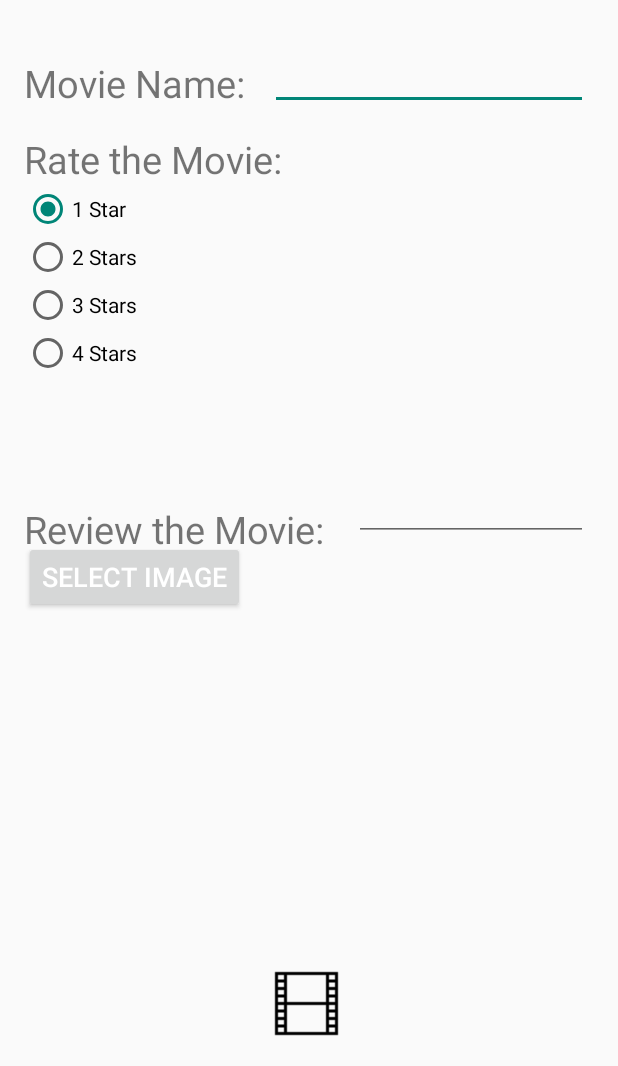
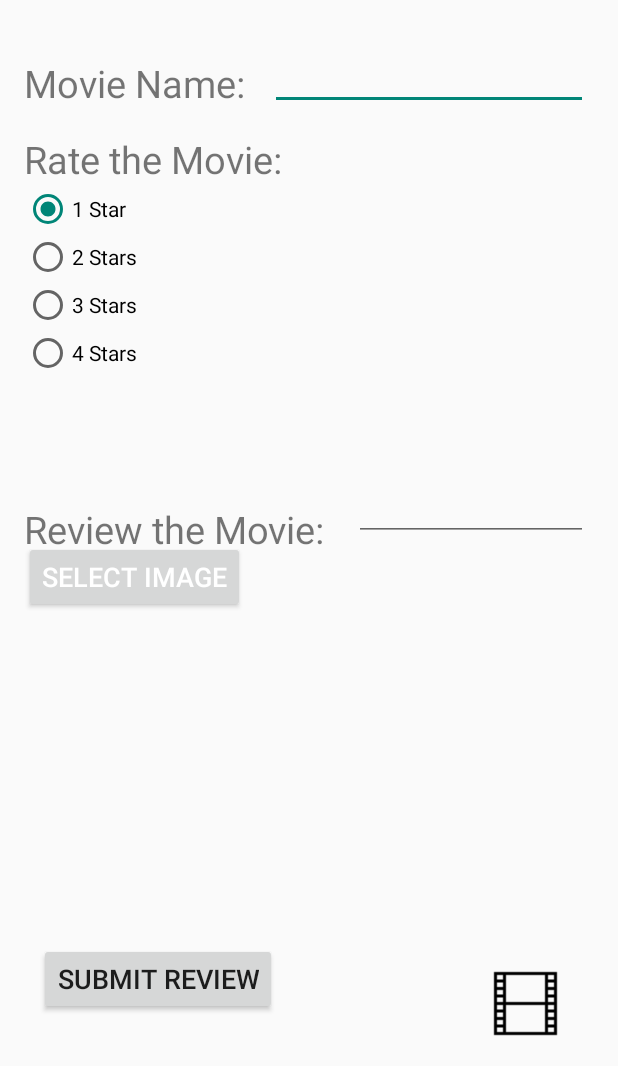
Before and after one commit to rutvi-s2/MovieBoxApp, an Android app: the screen it shows after launch (MainActivity), on a phone screen of 412 x 824 dp, the part 170-1236 px from its top. Run offline under Robolectric (Android 15) with nearby library versions, the phone set to English and light mode, and no system bars.

Commit message:
added extra submit button on the first page

```diff
--- a/app/src/main/java/com/example/moviebox/MainActivity.kt
+++ b/app/src/main/java/com/example/moviebox/MainActivity.kt
@@ -47,7 +47,7 @@ class MainActivity : AppCompatActivity() {
             else -> "4 Stars"
         }
 
-        val secondPage = findViewById<ImageButton>(R.id.movie_list_btn)
+        val secondPage = findViewById<Button>(R.id.submit_button)
         secondPage.setOnClickListener {
             val movies: MutableList<Movie> = DataSource.movies
             movies.add(
@@ -58,11 +58,30 @@ class MainActivity : AppCompatActivity() {
                     ratingNumber
                 )
             )
-
             val intent = Intent(this,MainActivity2::class.java)
             startActivity(intent)
+        }
+        val submitReview = findViewById<ImageButton>(R.id.movie_list_btn)
+        submitReview.setOnClickListener {
+            val intent = Intent(this,MainActivity2::class.java)
+            startActivity(intent)
+        }
 
-        }
+//        val submitReview = findViewById<Button>(R.id.submit_button)
+//        secondPage.setOnClickListener {
+//            val movies: MutableList<Movie> = DataSource.movies
+//            movies.add(
+//                Movie(
+//                    imageResourceBitmap,
+//                    editText.text.toString(),
+//                    reviewText.text.toString(),
+//                    ratingNumber
+//                )
+//            )
+//            val intent = Intent(this,MainActivity2::class.java)
+//            startActivity(intent)
+//        }
+
 
     }
 
--- a/app/src/main/res/layout/activity_main.xml
+++ b/app/src/main/res/layout/activity_main.xml
@@ -135,6 +135,17 @@
         app:layout_constraintTop_toBottomOf="@id/select_image"
         app:layout_constraintBottom_toTopOf="@id/movie_list_btn"/>
 
+    <Button
+        android:id="@+id/submit_button"
+        android:layout_width="wrap_content"
+        android:layout_height="wrap_content"
+        android:layout_marginTop="12dp"
+        android:layout_marginLeft="10dp"
+        android:text="SUBMIT REVIEW"
+        android:textSize="18sp"
+        app:layout_constraintTop_toBottomOf="@id/preview_image"
+        app:layout_constraintStart_toStartOf="@id/preview_image"
+       />
 
     <ImageButton
         android:id="@+id/movie_list_btn"
@@ -145,8 +156,8 @@
         android:src="@drawable/moviebutton"
         app:layout_constraintBottom_toBottomOf="parent"
         app:layout_constraintEnd_toEndOf="parent"
+        app:layout_constraintHorizontal_bias="0.95"
         app:layout_constraintStart_toStartOf="parent" />
 
 
-
 </androidx.constraintlayout.widget.ConstraintLayout>
```
